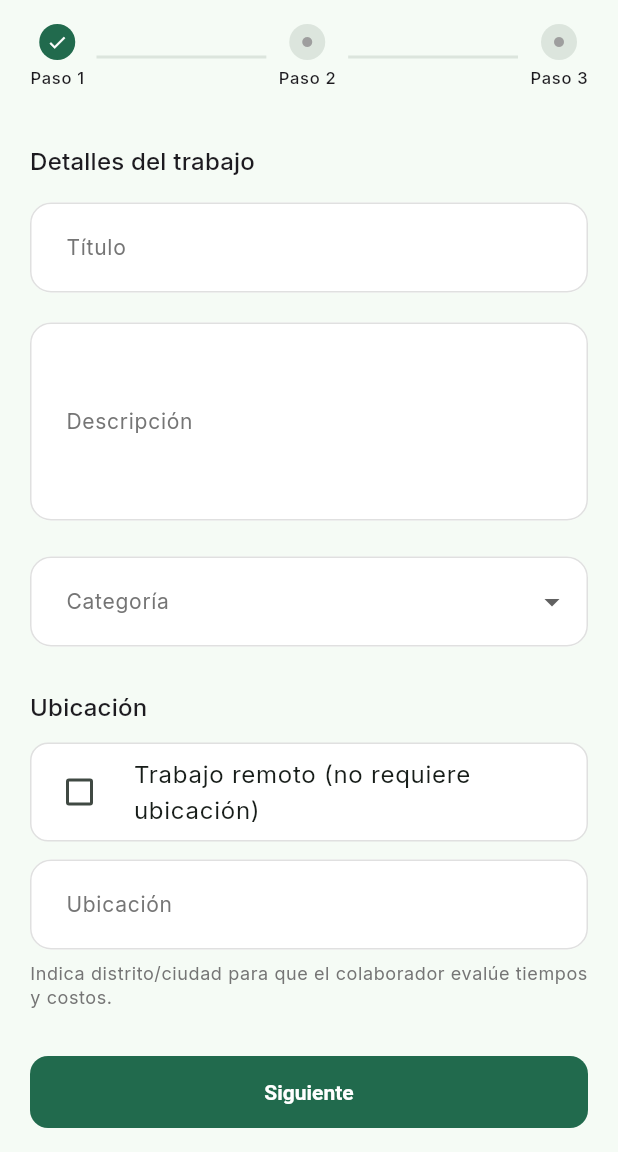
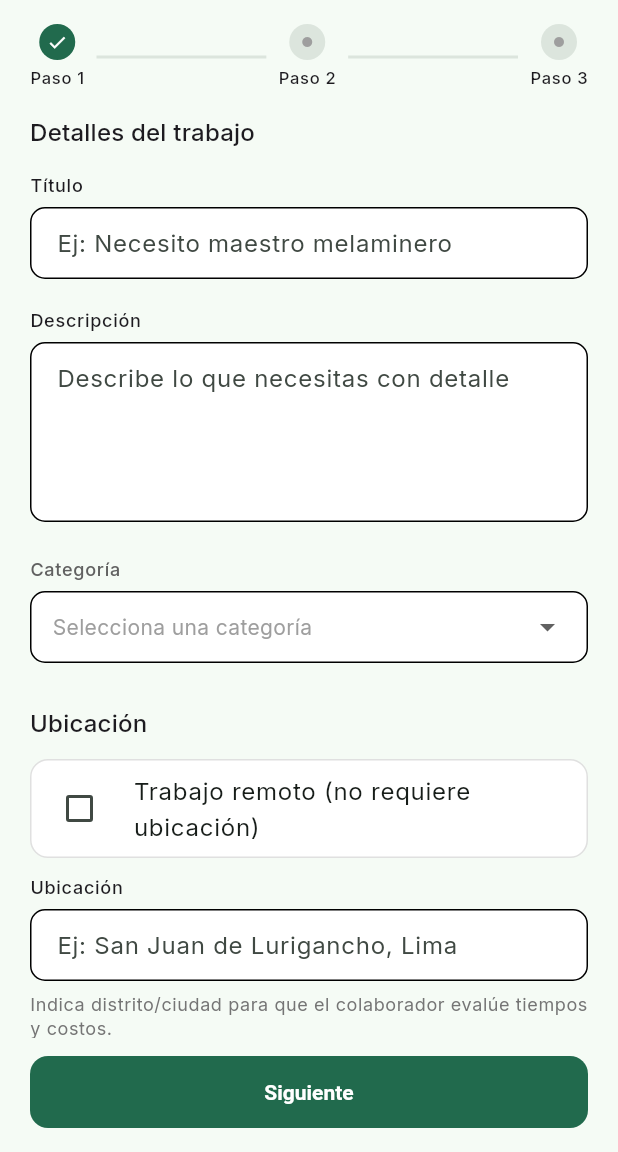
Before and after one commit to Serfelzxcv/recomiendalo, a Flutter app: the JobCreateScreen screen opened by its route, on a phone screen of 412 x 824 dp, the part 84-1236 px from its top. Run offline on Flutter 3.47's test engine with Material 3 defaults, Android fonts, the phone set to English and light mode, and no system bars; drawn by our look-alikes of dropdown_button2; our stand-ins replace go_router, google_fonts, image_picker.

Commit message:
añadiendo modificaciones al create job

```diff
--- a/lib/features/jobs/screens/job_create_screen.dart
+++ b/lib/features/jobs/screens/job_create_screen.dart
@@ -151,6 +151,7 @@ class _JobCreateScreenState extends State<JobCreateScreen> {
 
               AppDropdown<String>(
                 label: 'Categoría',
+                hint: 'Selecciona una categoría', // 👈
                 value: _category,
                 onChanged: (val) => setState(() => _category = val),
                 items: const [
@@ -160,6 +161,7 @@ class _JobCreateScreenState extends State<JobCreateScreen> {
                   DropdownMenuItem(value: 'Otros', child: Text('Otros')),
                 ],
               ),
+
               const SizedBox(height: 28),
 
               Text('Ubicación', style: t.titleMedium),
--- a/lib/shared/widgets/inputs/app_dropdown.dart
+++ b/lib/shared/widgets/inputs/app_dropdown.dart
@@ -1,10 +1,12 @@
 import 'package:flutter/material.dart';
+import 'package:dropdown_button2/dropdown_button2.dart';
 
 class AppDropdown<T> extends StatelessWidget {
   final String label;
   final List<DropdownMenuItem<T>> items;
   final T? value;
   final void Function(T?) onChanged;
+  final String? hint;
 
   const AppDropdown({
     super.key,
@@ -12,42 +14,66 @@ class AppDropdown<T> extends StatelessWidget {
     required this.items,
     required this.onChanged,
     this.value,
+    this.hint,
   });
 
   @override
   Widget build(BuildContext context) {
-    return DropdownButtonFormField<T>(
+    final t = Theme.of(context).textTheme;
+    final colors = Theme.of(context).colorScheme;
+
+    return Column(
+      crossAxisAlignment: CrossAxisAlignment.start,
+      children: [
+        Text(
+          label,
+          style: t.labelMedium?.copyWith(
+            fontWeight: FontWeight.w500,
+            color: Colors.grey.shade700,
+          ),
+        ),
+        const SizedBox(height: 6),
+        DropdownButtonHideUnderline(
+          child: DropdownButton2<T>(
+            isExpanded: true,
             value: value,
+            hint: Text(
+              hint ?? 'Selecciona una opción',
+              style: t.bodyMedium?.copyWith(color: Colors.grey.shade500),
+            ),
             items: items,
             onChanged: onChanged,
-      decoration: InputDecoration(
-        labelText: label,
-        labelStyle: TextStyle(
-          color: Colors.grey.shade600,
-          fontSize: 14,
+            buttonStyleData: ButtonStyleData(
+              height: 48,
+              padding: const EdgeInsets.symmetric(horizontal: 14),
+              decoration: BoxDecoration(
+                color: Colors.white,
+                border: Border.all(
+                  color: Colors.black, // 👈 igual al borde del TextField
+                  width: 1,                  // 👈 grosor consistente
                 ),
-        filled: true,
-        fillColor: Colors.white,
-        contentPadding: const EdgeInsets.symmetric(
-          horizontal: 20,
-          vertical: 18, // 👈 más aire
+                borderRadius: BorderRadius.circular(10),
               ),
-        border: OutlineInputBorder(
-          borderRadius: BorderRadius.circular(14),
-          borderSide: BorderSide(color: Colors.grey.shade300),
             ),
-        enabledBorder: OutlineInputBorder(
-          borderRadius: BorderRadius.circular(14),
-          borderSide: BorderSide(color: Colors.grey.shade300),
+            dropdownStyleData: DropdownStyleData(
+              maxHeight: 280,
+              width: 260,
+              decoration: BoxDecoration(
+                color: Colors.white,
+                border: Border.all(
+                  color: Colors.black, // 👈 mismo borde también en menú
+                  width: 1,
                 ),
-        focusedBorder: OutlineInputBorder(
-          borderRadius: BorderRadius.circular(14),
-          borderSide: BorderSide(
-            color: Theme.of(context).colorScheme.primary,
-            width: 2,
+                borderRadius: BorderRadius.circular(10),
+              ),
+            ),
+            menuItemStyleData: const MenuItemStyleData(
+              height: 44,
+              padding: EdgeInsets.symmetric(horizontal: 14),
             ),
           ),
         ),
+      ],
     );
   }
 }
--- a/lib/shared/widgets/inputs/app_text_field.dart
+++ b/lib/shared/widgets/inputs/app_text_field.dart
@@ -3,58 +3,60 @@ import 'package:flutter/material.dart';
 class AppTextField extends StatelessWidget {
   final String label;
   final String? hint;
+  final TextEditingController? controller;
   final int maxLines;
-  final TextEditingController? controller;
   final TextInputType? keyboardType;
 
   const AppTextField({
     super.key,
     required this.label,
     this.hint,
+    this.controller,
     this.maxLines = 1,
-    this.controller,
     this.keyboardType,
   });
 
   @override
   Widget build(BuildContext context) {
-    return TextFormField(
+    final t = Theme.of(context).textTheme;
+
+    return Column(
+      crossAxisAlignment: CrossAxisAlignment.start,
+      children: [
+        Text(
+          label,
+          style: t.labelMedium?.copyWith(fontWeight: FontWeight.w500),
+        ),
+        const SizedBox(height: 6),
+        TextField(
           controller: controller,
+          maxLines: maxLines,
           keyboardType: keyboardType,
-      maxLines: maxLines,
           decoration: InputDecoration(
-        labelText: label,
-        labelStyle: TextStyle(
-          color: Colors.grey.shade600,
-          fontSize: 14,
-        ),
             hintText: hint,
-        hintStyle: TextStyle(
-          color: Colors.grey.shade400,
-          fontSize: 15,
-        ),
-        filled: true,
-        fillColor: Colors.white,
+            isDense: true, // 🔹 altura intermedia
+            filled: true,  // 🔹 activa fondo
+            fillColor: Colors.white, // 🔹 fondo blanco
             contentPadding: const EdgeInsets.symmetric(
-          horizontal: 20,
-          vertical: 18, // 👈 más aire
+              horizontal: 14,
+              vertical: 12,
             ),
             border: OutlineInputBorder(
-          borderRadius: BorderRadius.circular(14),
-          borderSide: BorderSide(color: Colors.grey.shade300),
+              borderRadius: BorderRadius.circular(10),
             ),
             enabledBorder: OutlineInputBorder(
-          borderRadius: BorderRadius.circular(14),
-          borderSide: BorderSide(color: Colors.grey.shade300),
+              borderRadius: BorderRadius.circular(10),
             ),
             focusedBorder: OutlineInputBorder(
-          borderRadius: BorderRadius.circular(14),
+              borderRadius: BorderRadius.circular(10),
               borderSide: BorderSide(
                 color: Theme.of(context).colorScheme.primary,
-            width: 2,
+                width: 1.5,
               ),
             ),
           ),
+        ),
+      ],
     );
   }
 }
```
Lines whose indentation alone changed are shown as unchanged.
